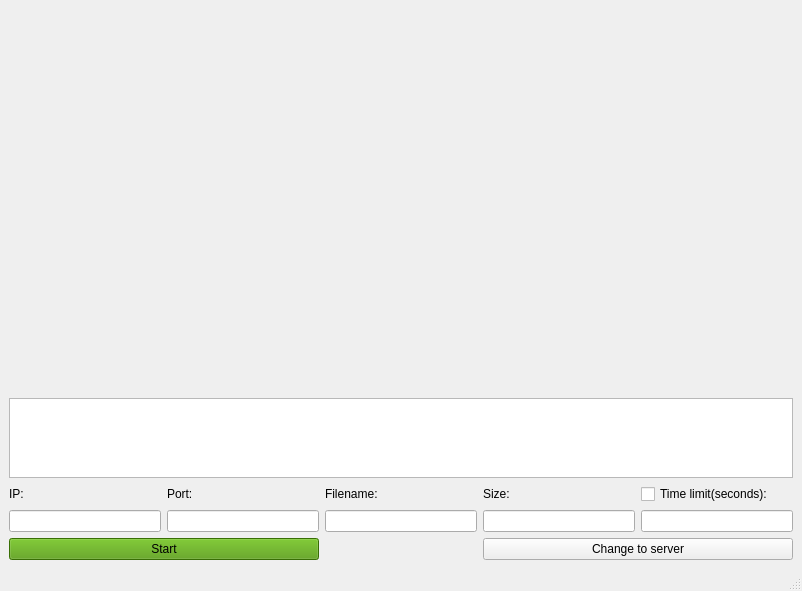
This is User Interfaces/gui_for_client.ui in anisimovih/TCP-channel-bandwidth-meter as Qt 5 draws it before an edit. The edited form follows.
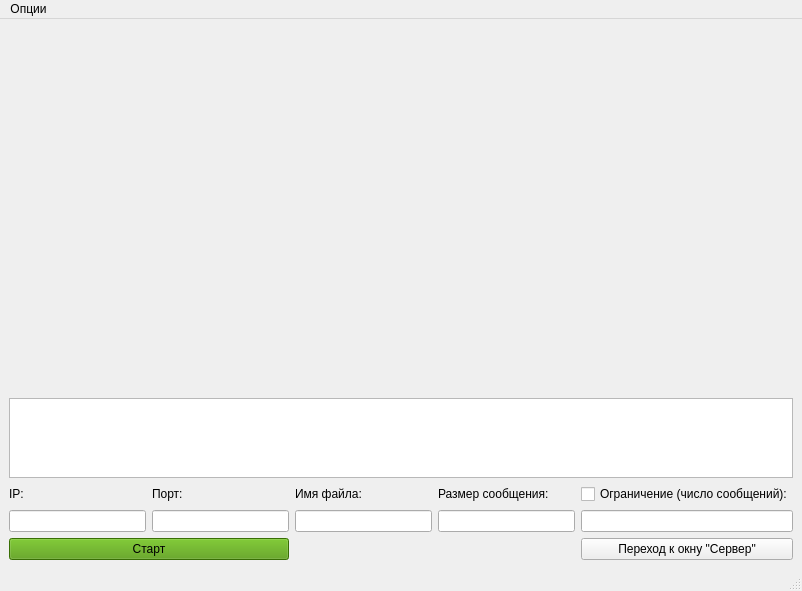
This is the edited form.

```diff
--- a/User Interfaces/gui_for_client.ui
+++ b/User Interfaces/gui_for_client.ui
@@ -29,7 +29,7 @@
          </size>
         </property>
         <property name="text">
-         <string>Size:</string>
+         <string>Размер сообщения:</string>
         </property>
        </widget>
       </item>
@@ -42,7 +42,7 @@
          <string notr="true">background-color: rgb(78, 154, 6);</string>
         </property>
         <property name="text">
-         <string>Start</string>
+         <string>Старт</string>
         </property>
        </widget>
       </item>
@@ -55,7 +55,7 @@
          </size>
         </property>
         <property name="text">
-         <string>Port:</string>
+         <string>Порт:</string>
         </property>
        </widget>
       </item>
@@ -74,7 +74,7 @@
          </size>
         </property>
         <property name="text">
-         <string>Filename:</string>
+         <string>Имя файла:</string>
         </property>
        </widget>
       </item>
@@ -100,20 +100,7 @@
       <item row="3" column="4">
        <widget class="QCheckBox" name="checkBox_timelimit">
         <property name="text">
-         <string>Time limit(seconds):</string>
-        </property>
-       </widget>
-      </item>
-      <item row="5" column="3" colspan="2">
-       <widget class="QPushButton" name="change_to_server_button">
-        <property name="maximumSize">
-         <size>
-          <width>400</width>
-          <height>16777215</height>
-         </size>
-        </property>
-        <property name="text">
-         <string>Change to server</string>
+         <string>Ограничение (число сообщений):</string>
         </property>
        </widget>
       </item>
@@ -130,6 +117,19 @@
       <item row="1" column="0" colspan="5">
        <widget class="QWidget" name="graph_field" native="true"/>
       </item>
+      <item row="5" column="4">
+       <widget class="QPushButton" name="change_to_server_button">
+        <property name="maximumSize">
+         <size>
+          <width>400</width>
+          <height>16777215</height>
+         </size>
+        </property>
+        <property name="text">
+         <string>Переход к окну &quot;Сервер&quot;</string>
+        </property>
+       </widget>
+      </item>
      </layout>
     </item>
    </layout>
@@ -143,6 +143,24 @@
      <height>22</height>
     </rect>
    </property>
+   <widget class="QMenu" name="menu">
+    <property name="title">
+     <string>Опции</string>
+    </property>
+    <widget class="QMenu" name="menu_2">
+     <property name="title">
+      <string>Язык</string>
+     </property>
+     <addaction name="separator"/>
+     <addaction name="action_5"/>
+     <addaction name="separator"/>
+     <addaction name="actionEndglish"/>
+    </widget>
+    <addaction name="menu_2"/>
+    <addaction name="separator"/>
+    <addaction name="action_7"/>
+   </widget>
+   <addaction name="menu"/>
   </widget>
   <widget class="QStatusBar" name="statusbar"/>
  </widget>
```
Left out of the diff: 21 changed lines with no effect on the pictures.
